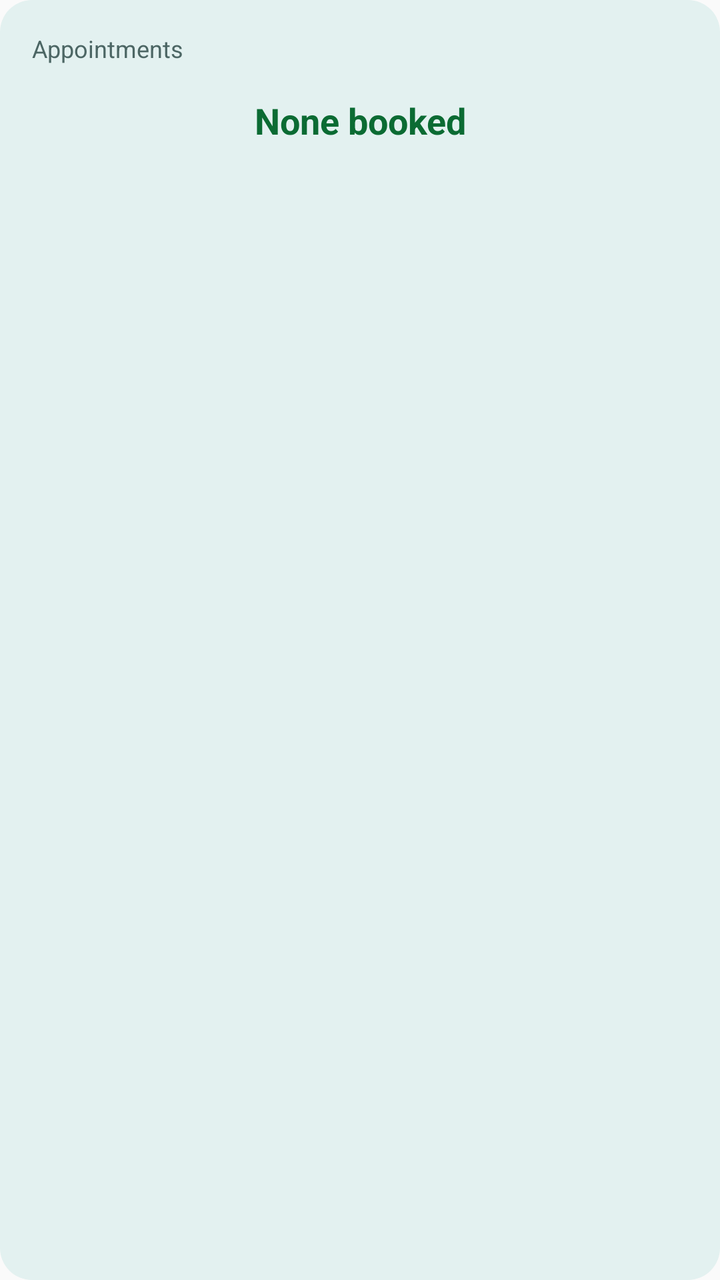
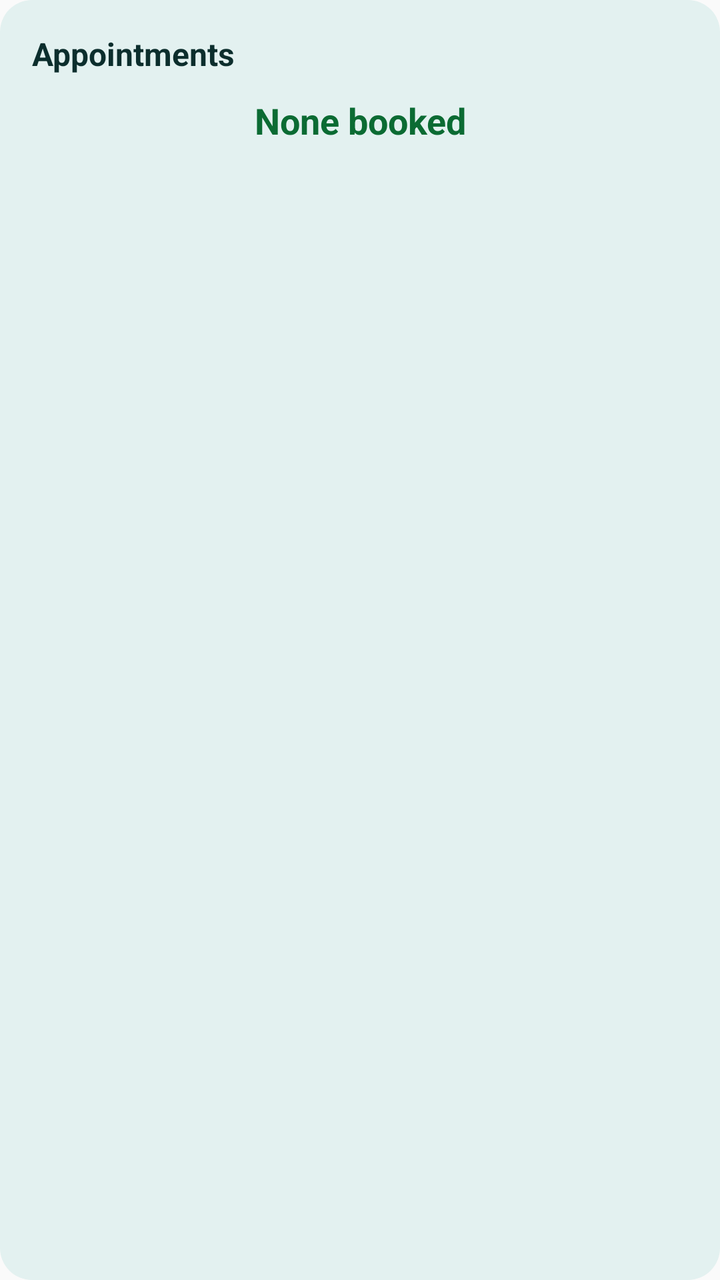

Compare the two renders of this Android layout. The source of the first and the diff that turns it into the second are given below.
<!-- AndroidManifest.xml: application theme AppTheme -->
<!-- res/layout/appointment_widget.xml -->
<?xml version="1.0" encoding="utf-8"?>
<FrameLayout xmlns:android="http://schemas.android.com/apk/res/android"
    android:id="@+id/widget_root"
    android:layout_width="match_parent"
    android:layout_height="match_parent"
    android:padding="16dp"
    android:background="@drawable/widget_background">

    
    <TextView
        android:id="@+id/widget_appt_title"
        android:layout_width="wrap_content"
        android:layout_height="wrap_content"
        android:layout_gravity="top|start"
        android:text="Appointments"
        android:textSize="12sp"
        android:textColor="@color/widget_text_muted"
        android:maxLines="2"
        android:ellipsize="end"
        android:breakStrategy="simple" />

    
    <TextView
        android:id="@+id/widget_appt_count"
        android:layout_width="match_parent"
        android:layout_height="wrap_content"
        android:layout_gravity="top|center_horizontal"
        android:layout_marginTop="32dp"
        android:gravity="center"
        android:text="None booked"
        android:textSize="18sp"
        android:textColor="@color/widget_good"
        android:textStyle="bold"
        android:maxLines="1"
        android:breakStrategy="simple"
        android:autoSizeTextType="uniform"
        android:autoSizeMaxTextSize="18sp"
        android:autoSizeMinTextSize="12sp"
        android:autoSizeStepGranularity="1sp" />

    
    <TextView
        android:id="@+id/widget_next_appt"
        android:layout_width="match_parent"
        android:layout_height="wrap_content"
        android:layout_gravity="bottom|center_horizontal"
        android:gravity="center"
        android:layout_marginBottom="46dp"
        android:text=""
        android:textSize="12sp"
        android:textColor="@color/widget_text_primary"
        android:maxLines="2"
        android:ellipsize="end"
        android:breakStrategy="simple" />

    
    <TextView
        android:id="@+id/widget_appt_time"
        android:layout_width="match_parent"
        android:layout_height="wrap_content"
        android:layout_gravity="bottom|center_horizontal"
        android:gravity="center"
        android:layout_marginBottom="28dp"
        android:text=""
        android:textSize="14sp"
        android:textColor="@color/widget_text_primary"
        android:maxLines="1"
        android:ellipsize="end"
        android:breakStrategy="simple" />

    <TextView
        android:id="@+id/widget_appt_location"
        android:layout_width="match_parent"
        android:layout_height="wrap_content"
        android:layout_gravity="bottom|center_horizontal"
        android:gravity="center"
        android:text=""
        android:textSize="12sp"
        android:textColor="@color/widget_text_muted"
        android:maxLines="1"
        android:ellipsize="end"
        android:breakStrategy="simple"
        android:clickable="false"
        android:focusable="false" />
</FrameLayout>
<!-- resources referenced by this layout -->
<resources>
  <color name="widget_good">#0B6B33</color>
  <color name="widget_text_muted">#4C6664</color>
  <color name="widget_text_primary">#0C2E2D</color>
  <!-- drawable widget_background (drawable) -->
  <?xml version="1.0" encoding="utf-8"?>
  <shape xmlns:android="http://schemas.android.com/apk/res/android"
      android:shape="rectangle">
      <solid android:color="@color/widget_bg" />
      <corners android:radius="16dp" />
  </shape>
  <style name="AppTheme" parent="Theme.AppCompat.Light.DarkActionBar">
          
          <item name="colorPrimary">@color/colorPrimary</item>
          <item name="colorPrimaryDark">@color/colorPrimaryDark</item>
          <item name="colorAccent">@color/colorAccent</item>
          <item name="android:statusBarColor">@android:color/transparent</item>
          <item name="android:navigationBarColor">@android:color/transparent</item>
      </style>
  <color name="widget_bg">#E3F1F0</color>
</resources>

<!-- the commit's change to res/layout/appointment_widget.xml (unified diff, before → after) -->
@@ -13,8 +13,9 @@
         android:layout_height="wrap_content"
         android:layout_gravity="top|start"
         android:text="Appointments"
-        android:textSize="12sp"
-        android:textColor="@color/widget_text_muted"
+        android:textSize="16sp"
+        android:textColor="@color/widget_text_primary"
+        android:textStyle="bold"
         android:maxLines="2"
         android:ellipsize="end"
         android:breakStrategy="simple" />
